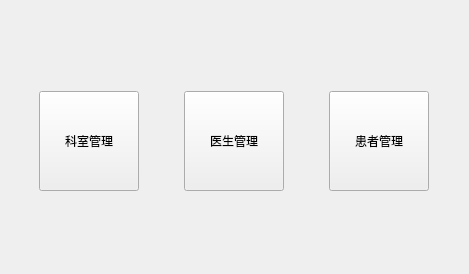
This is lab3a/welcomeview.ui in SandraChen888/Sandra_QTCourse as Qt 5 draws it before an edit. The edited form follows.
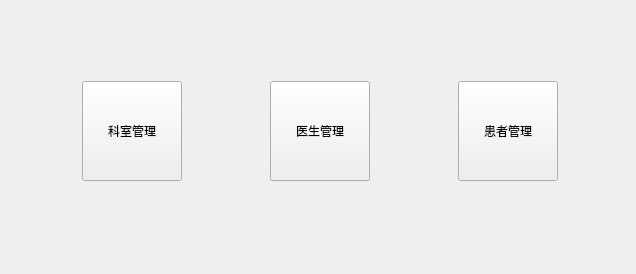
This is the edited form.

What changed in the file:
```diff
--- a/lab3a/welcomeview.ui
+++ b/lab3a/welcomeview.ui
@@ -6,19 +6,19 @@
    <rect>
     <x>0</x>
     <y>0</y>
-    <width>469</width>
+    <width>636</width>
     <height>274</height>
    </rect>
   </property>
   <property name="windowTitle">
    <string>欢迎</string>
   </property>
-  <widget class="QWidget" name="">
+  <widget class="QWidget" name="layoutWidget">
    <property name="geometry">
     <rect>
      <x>0</x>
-     <y>90</y>
-     <width>471</width>
+     <y>80</y>
+     <width>641</width>
      <height>102</height>
     </rect>
    </property>
```
